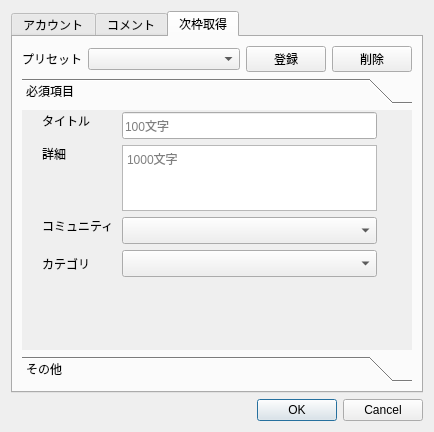
Before: the Qt Designer form ui/settingswindow.ui in diginatu/Viqo, drawn with Qt 5.
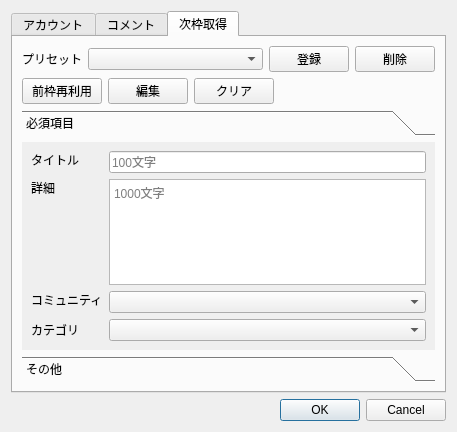
After: the same form once the commit is applied.

Commit message: get and display basic settings in the getting new waku

What changed in the file:
```diff
--- a/ui/settingswindow.ui
+++ b/ui/settingswindow.ui
@@ -6,7 +6,7 @@
    <rect>
     <x>0</x>
     <y>0</y>
-    <width>434</width>
+    <width>457</width>
     <height>432</height>
    </rect>
   </property>
@@ -262,7 +262,65 @@
         </widget>
        </item>
        <item row="1" column="0" colspan="4">
+        <widget class="QWidget" name="widget" native="true">
+         <layout class="QHBoxLayout" name="horizontalLayout_2">
+          <property name="spacing">
+           <number>6</number>
+          </property>
+          <property name="leftMargin">
+           <number>0</number>
+          </property>
+          <property name="topMargin">
+           <number>0</number>
+          </property>
+          <property name="rightMargin">
+           <number>0</number>
+          </property>
+          <property name="bottomMargin">
+           <number>0</number>
+          </property>
+          <item>
+           <widget class="QPushButton" name="newWaku_befWakuReuse">
+            <property name="text">
+             <string>前枠再利用</string>
+            </property>
+           </widget>
+          </item>
+          <item>
+           <widget class="QPushButton" name="newWaku_edit">
+            <property name="text">
+             <string>編集</string>
+            </property>
+           </widget>
+          </item>
+          <item>
+           <widget class="QPushButton" name="newWaku_clear">
+            <property name="text">
+             <string>クリア</string>
+            </property>
+           </widget>
+          </item>
+          <item>
+           <spacer name="horizontalSpacer">
+            <property name="orientation">
+             <enum>Qt::Horizontal</enum>
+            </property>
+            <property name="sizeHint" stdset="0">
+             <size>
+              <width>133</width>
+              <height>20</height>
+             </size>
+            </property>
+           </spacer>
+          </item>
+         </layout>
+        </widget>
+       </item>
+       <item row="2" column="0" colspan="4">
         <widget class="QToolBox" name="toolBox">
+         <property name="enabled">
+          <bool>true</bool>
+         </property>
          <property name="currentIndex">
           <number>0</number>
          </property>
@@ -271,60 +329,16 @@
            <rect>
             <x>0</x>
             <y>0</y>
-            <width>394</width>
-            <height>235</height>
+            <width>417</width>
+            <height>202</height>
            </rect>
           </property>
           <attribute name="label">
            <string>必須項目</string>
           </attribute>
-          <widget class="QLabel" name="label_7">
-           <property name="geometry">
-            <rect>
-             <x>20</x>
-             <y>140</y>
-             <width>53</width>
-             <height>27</height>
-            </rect>
-           </property>
-           <property name="text">
-            <string>カテゴリ</string>
-           </property>
-           <property name="buddy">
-            <cstring>newWaku_category</cstring>
-           </property>
-          </widget>
-          <widget class="QLabel" name="label_6">
-           <property name="geometry">
-            <rect>
-             <x>20</x>
-             <y>107</y>
-             <width>74</width>
-             <height>17</height>
-            </rect>
-           </property>
-           <property name="sizePolicy">
-            <sizepolicy hsizetype="Minimum" vsizetype="Fixed">
-             <horstretch>0</horstretch>
-             <verstretch>0</verstretch>
-            </sizepolicy>
-           </property>
-           <property name="text">
-            <string>コミュニティ</string>
-           </property>
-           <property name="buddy">
-            <cstring>newWaku_community</cstring>
-           </property>
-          </widget>
+          <layout class="QFormLayout" name="formLayout">
+           <item row="0" column="0">
           <widget class="QLabel" name="label_4">
-           <property name="geometry">
-            <rect>
-             <x>20</x>
-             <y>2</y>
-             <width>50</width>
-             <height>17</height>
-            </rect>
-           </property>
            <property name="sizePolicy">
             <sizepolicy hsizetype="Minimum" vsizetype="Fixed">
              <horstretch>0</horstretch>
@@ -338,28 +352,9 @@
             <cstring>newWaku_title</cstring>
            </property>
           </widget>
-          <widget class="QPlainTextEdit" name="newWaku_description">
-           <property name="geometry">
-            <rect>
-             <x>100</x>
-             <y>35</y>
-             <width>255</width>
-             <height>66</height>
-            </rect>
-           </property>
-           <property name="placeholderText">
-            <string>1000文字</string>
-           </property>
-          </widget>
+           </item>
+           <item row="0" column="1">
           <widget class="QLineEdit" name="newWaku_title">
-           <property name="geometry">
-            <rect>
-             <x>100</x>
-             <y>2</y>
-             <width>255</width>
-             <height>27</height>
-            </rect>
-           </property>
            <property name="maxLength">
             <number>100</number>
            </property>
@@ -367,25 +362,9 @@
             <string>100文字</string>
            </property>
           </widget>
-          <widget class="QComboBox" name="newWaku_community">
-           <property name="geometry">
-            <rect>
-             <x>100</x>
-             <y>107</y>
-             <width>255</width>
-             <height>27</height>
-            </rect>
-           </property>
-          </widget>
+           </item>
+           <item row="1" column="0">
           <widget class="QLabel" name="label_5">
-           <property name="geometry">
-            <rect>
-             <x>20</x>
-             <y>35</y>
-             <width>30</width>
-             <height>17</height>
-            </rect>
-           </property>
            <property name="sizePolicy">
             <sizepolicy hsizetype="Minimum" vsizetype="Fixed">
              <horstretch>0</horstretch>
@@ -399,16 +378,47 @@
             <cstring>newWaku_description</cstring>
            </property>
           </widget>
-          <widget class="QComboBox" name="newWaku_category">
-           <property name="geometry">
-            <rect>
-             <x>100</x>
-             <y>140</y>
-             <width>255</width>
-             <height>27</height>
-            </rect>
-           </property>
-          </widget>
+           </item>
+           <item row="1" column="1">
+            <widget class="QPlainTextEdit" name="newWaku_description">
+             <property name="placeholderText">
+              <string>1000文字</string>
+             </property>
+            </widget>
+           </item>
+           <item row="2" column="0">
+            <widget class="QLabel" name="label_6">
+             <property name="sizePolicy">
+              <sizepolicy hsizetype="Minimum" vsizetype="Fixed">
+               <horstretch>0</horstretch>
+               <verstretch>0</verstretch>
+              </sizepolicy>
+             </property>
+             <property name="text">
+              <string>コミュニティ</string>
+             </property>
+             <property name="buddy">
+              <cstring>newWaku_community</cstring>
+             </property>
+            </widget>
+           </item>
+           <item row="2" column="1">
+            <widget class="QComboBox" name="newWaku_community"/>
+           </item>
+           <item row="3" column="0">
+            <widget class="QLabel" name="label_7">
+             <property name="text">
+              <string>カテゴリ</string>
+             </property>
+             <property name="buddy">
+              <cstring>newWaku_category</cstring>
+             </property>
+            </widget>
+           </item>
+           <item row="3" column="1">
+            <widget class="QComboBox" name="newWaku_category"/>
+           </item>
+          </layout>
          </widget>
          <widget class="QWidget" name="page_2">
           <property name="geometry">
```
Left out of the diff: 12 changed lines with no effect on the pictures. Lines whose indentation alone changed are shown as unchanged. The commit also changes 9 other files.
